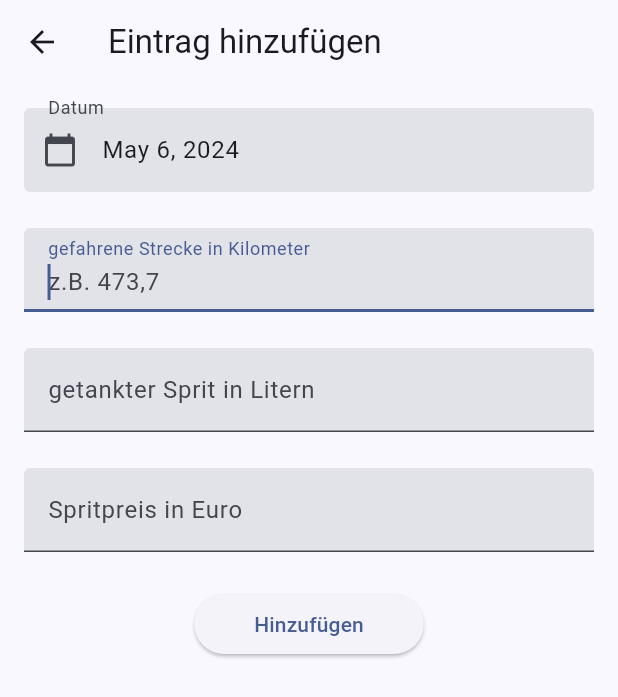
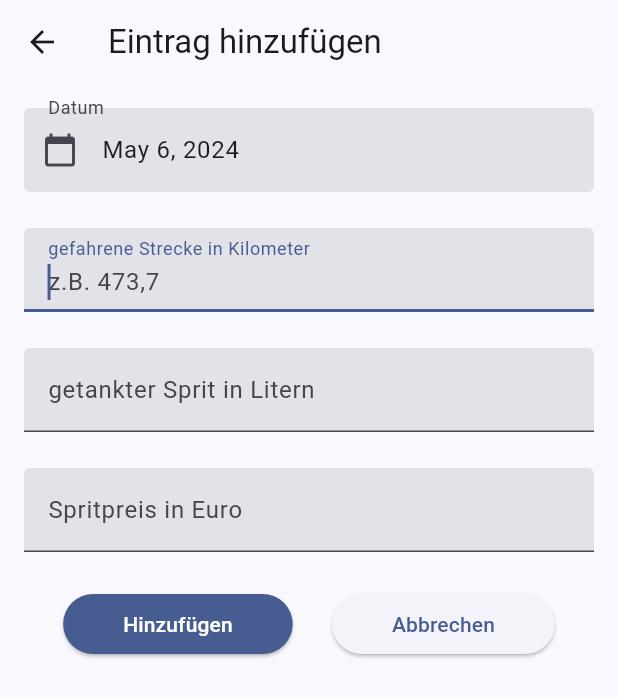
Before and after one commit to RedCommander735/Spritverbrauch, a Flutter app: the AddItem screen opened directly, on a phone screen of 412 x 824 dp. Shown: the top 697 px of the screen. Run offline on Flutter 3.47's test engine with Material 3 defaults, Android fonts, the phone set to English and light mode, and no system bars; drawn by our look-alikes of dynamic_color; our stand-ins replace sqflite; missing offline and left inert: icon_decoration; accounts and stored records are empty.

Commit message:
feat: added cancle button to add_item screen and changed confirm button color

```diff
--- /dev/null
+++ b/devtools_options.yaml
@@ -0,0 +1 @@
+extensions:
--- a/lib/src/add_item.dart
+++ b/lib/src/add_item.dart
@@ -133,10 +133,17 @@ class _AddItemState extends State<AddItem> {
                   height: 24,
                 ),
 
+                Row(
+                  mainAxisAlignment: MainAxisAlignment.spaceEvenly,
+                  children: [
                     ElevatedButton(
-                  child: const Padding(
-                    padding: EdgeInsets.only(left: 16, right: 16),
-                    child: Text('Hinzufügen'),
+                      style: ElevatedButton.styleFrom( backgroundColor: Theme.of(context).primaryColor ),
+                      child: Padding(
+                        padding: const EdgeInsets.only(left: 16, right: 16),
+                        child: Text(
+                          'Hinzufügen',
+                          style: TextStyle(color: Theme.of(context).colorScheme.onPrimary),
+                        ),
                       ),
                       onPressed: () {
                         // Validate the form by getting the FormState from the GlobalKey
@@ -170,6 +177,17 @@ class _AddItemState extends State<AddItem> {
                         Navigator.of(context).pop();
                       },
                     ),
+                    ElevatedButton(
+                      child: const Padding(
+                        padding: EdgeInsets.only(left: 16, right: 16),
+                        child: Text('Abbrechen'),
+                      ),
+                      onPressed: () {
+                        Navigator.of(context).pop();
+                      },
+                    )
+                  ],
+                ),
               ],
             ),
           ),
```
Lines whose indentation alone changed are shown as unchanged.
